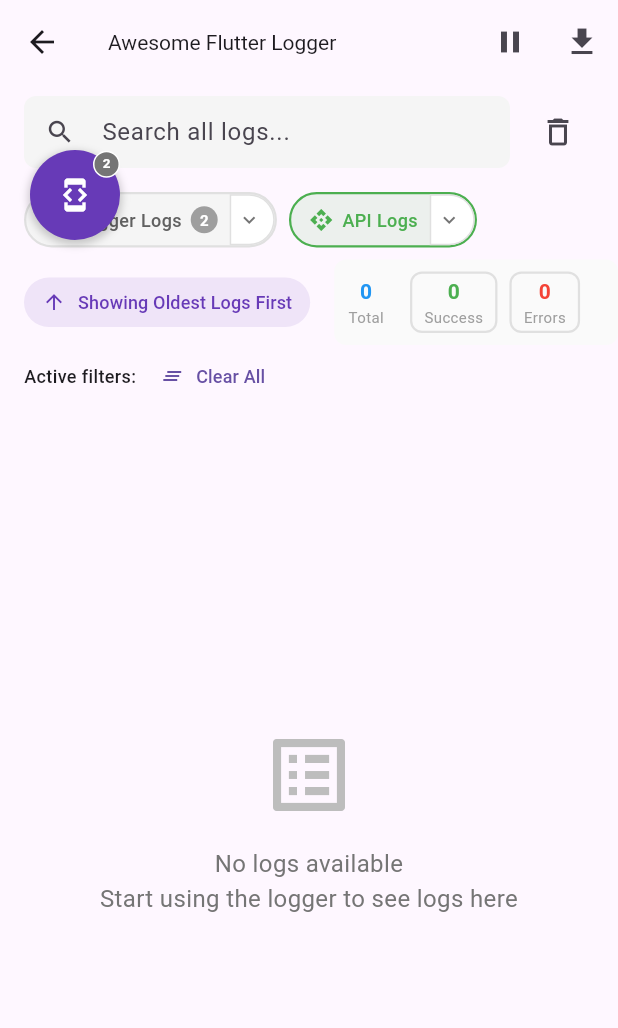
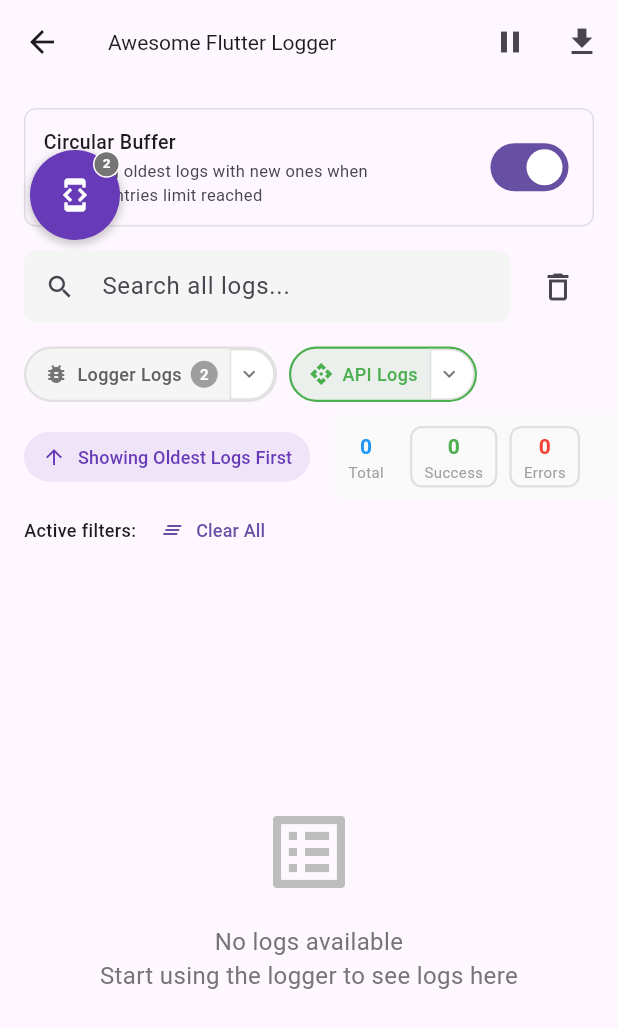
Before and after one commit to codeastartup01dev/flutter_awesome_logger, a Flutter app: the AwesomeLoggerHistoryPage screen opened directly, on a phone screen of 412 x 824 dp. Shown: the top 1028 px of the screen. Run offline on Flutter 3.47's test engine with Material 3 defaults, Android fonts, the phone set to English and light mode, and no system bars; our stand-ins replace dio, logger.

Commit message:
Enhance logger configuration and UI with circular buffer support
- Added `enableCircularBuffer` option to `AwesomeLoggerConfig` to allow replacing oldest logs when the maximum log entries limit is reached.
- Updated `LoggingUsingLogger` to respect the circular buffer setting, preventing new logs from being added when the limit is reached if disabled.
- Introduced a settings section in the logger history page to toggle the circular buffer feature, improving user control over log management.
- Removed the refactored logger history page as part of the cleanup.

These changes improve the logging functionality and user experience by providing more control over log retention behavior.

```diff
--- a/example/lib/main.dart
+++ b/example/lib/main.dart
@@ -32,6 +32,9 @@ class MyApp extends StatelessWidget {
       // ✨ Logger configuration (optional)
       loggerConfig: const AwesomeLoggerConfig(
         maxLogEntries: 500,
+        enableCircularBuffer: true,
+        // enableCircularBuffer: true : replace oldest logs with new ones when limit reached, false : stop logging when limit reached
+        // enableCircularBuffer: false : stop logging when limit reached
         showFilePaths: true,
         showEmojis: true,
         useColors: true,
--- a/lib/src/core/logging_using_logger.dart
+++ b/lib/src/core/logging_using_logger.dart
@@ -26,6 +26,11 @@ class AwesomeLoggerConfig {
   /// Number of stack trace lines to show (0 = none)
   final int stackTraceLines;
 
+  /// Whether to enable circular buffer behavior
+  /// When true (default): oldest logs are replaced with new ones when maxLogEntries is reached
+  /// When false: logging stops when maxLogEntries is reached
+  final bool enableCircularBuffer;
+
   /// Default main filter to be selected when opening the logger history page
   /// Options: LogSource.general (Logger Logs), LogSource.api (API Logs), LogSource.flutter (Flutter Error Logs)
   /// If null, no main filter will be pre-selected (shows all logs)
@@ -37,6 +42,7 @@ class AwesomeLoggerConfig {
     this.showEmojis = true,
     this.useColors = true,
     this.stackTraceLines = 0,
+    this.enableCircularBuffer = true,
     this.defaultMainFilter,
   });
 
@@ -47,6 +53,7 @@ class AwesomeLoggerConfig {
     bool? showEmojis,
     bool? useColors,
     int? stackTraceLines,
+    bool? enableCircularBuffer,
     LogSource? defaultMainFilter,
   }) {
     return AwesomeLoggerConfig(
@@ -55,6 +62,7 @@ class AwesomeLoggerConfig {
       showEmojis: showEmojis ?? this.showEmojis,
       useColors: useColors ?? this.useColors,
       stackTraceLines: stackTraceLines ?? this.stackTraceLines,
+      enableCircularBuffer: enableCircularBuffer ?? this.enableCircularBuffer,
       defaultMainFilter: defaultMainFilter ?? this.defaultMainFilter,
     );
   }
@@ -199,6 +207,12 @@ class LoggingUsingLogger {
   void _addLogEntry(String message, String level, {String? stackTrace}) {
     // Only store logs if storage is enabled
     if (!_storageEnabled) return;
+
+    // If circular buffer is disabled and we're at max capacity, don't add new logs
+    if (!_config.enableCircularBuffer &&
+        _logHistory.length >= _config.maxLogEntries) {
+      return;
+    }
 
     final filePath = _getFilePath();
     final entry = LogEntry(
--- a/lib/src/ui/awesome_logger_history_page.dart
+++ b/lib/src/ui/awesome_logger_history_page.dart
@@ -160,6 +160,75 @@ class _AwesomeLoggerHistoryPageState extends State<AwesomeLoggerHistoryPage> {
     _filterManager.setStatsFilter(filterKey);
   }
 
+  /// Toggle circular buffer setting
+  void _toggleCircularBuffer() {
+    final currentConfig = LoggingUsingLogger.config;
+    final newConfig = currentConfig.copyWith(
+      enableCircularBuffer: !currentConfig.enableCircularBuffer,
+    );
+    LoggingUsingLogger.configure(newConfig);
+    setState(() {});
+  }
+
+  /// Build settings section
+  Widget _buildSettingsSection() {
+    final currentConfig = LoggingUsingLogger.config;
+
+    return Container(
+      padding: const EdgeInsets.symmetric(horizontal: 16, vertical: 8),
+      child: Column(
+        crossAxisAlignment: CrossAxisAlignment.start,
+        children: [
+          const SizedBox(height: 8),
+          Container(
+            padding: const EdgeInsets.all(12),
+            decoration: BoxDecoration(
+              color: Theme.of(context).colorScheme.surface,
+              borderRadius: BorderRadius.circular(8),
+              border: Border.all(
+                color: Theme.of(context).colorScheme.outline.withOpacity(0.2),
+              ),
+            ),
+            child: Row(
+              children: [
+                Expanded(
+                  child: Column(
+                    crossAxisAlignment: CrossAxisAlignment.start,
+                    children: [
+                      Text(
+                        'Circular Buffer',
+                        style: TextStyle(
+                          fontWeight: FontWeight.w500,
+                          fontSize: 13,
+                          color: Theme.of(context).colorScheme.onSurface,
+                        ),
+                      ),
+                      const SizedBox(height: 2),
+                      Text(
+                        currentConfig.enableCircularBuffer
+                            ? 'Replacing oldest logs with new ones when maxLogEntries limit reached'
+                            : 'Enable to replace oldest logs with new ones when maxLogEntries limit reached',
+                        style: TextStyle(
+                          fontSize: 11,
+                          color: Theme.of(context).colorScheme.onSurfaceVariant,
+                        ),
+                      ),
+                    ],
+                  ),
+                ),
+                Switch(
+                  value: currentConfig.enableCircularBuffer,
+                  onChanged: (_) => _toggleCircularBuffer(),
+                  materialTapTargetSize: MaterialTapTargetSize.shrinkWrap,
+                ),
+              ],
+            ),
+          ),
+        ],
+      ),
+    );
+  }
+
   @override
   Widget build(BuildContext context) {
     final allLogs = LogDataService.getUnifiedLogs();
@@ -251,7 +320,8 @@ class _AwesomeLoggerHistoryPageState extends State<AwesomeLoggerHistoryPage> {
                   ],
                 ),
               ),
-
+            // Settings section
+            _buildSettingsSection(),
             // Search bar
             LoggerSearchBar(
               controller: _searchController,
```
Also changed, not shown: lib/src/api_logger/api_logger_service.dart (+4 -4 lines), lib/src/ui/awesome_logger_history_page_refactored.dart (deleted, +0 -369 lines).
